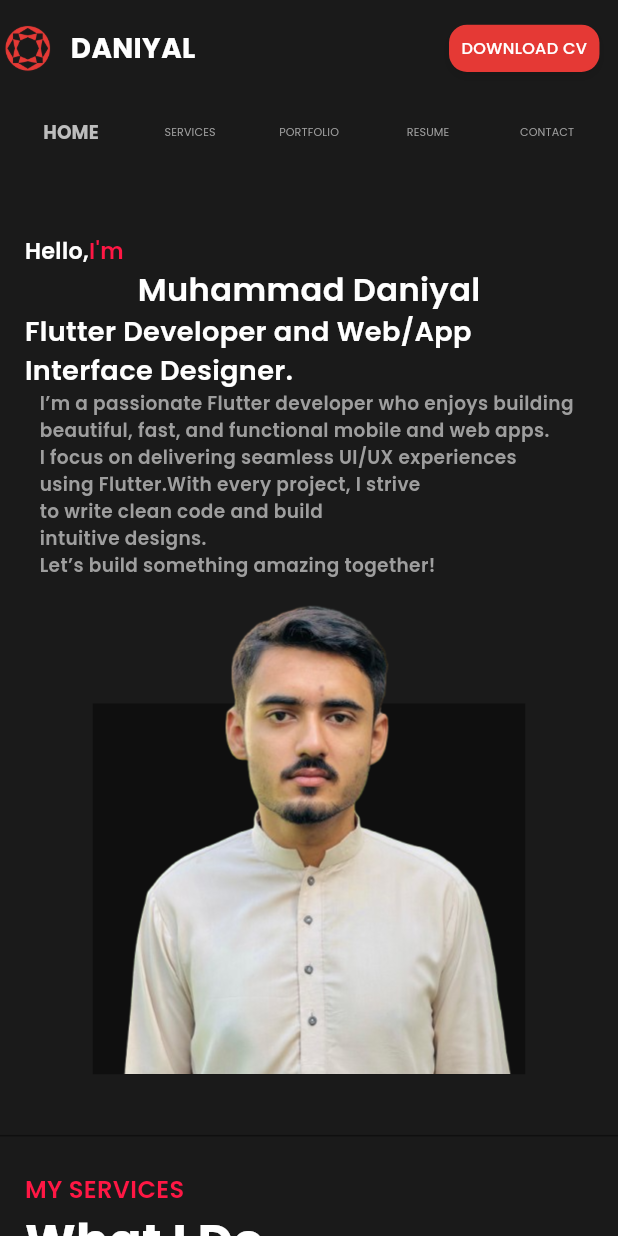
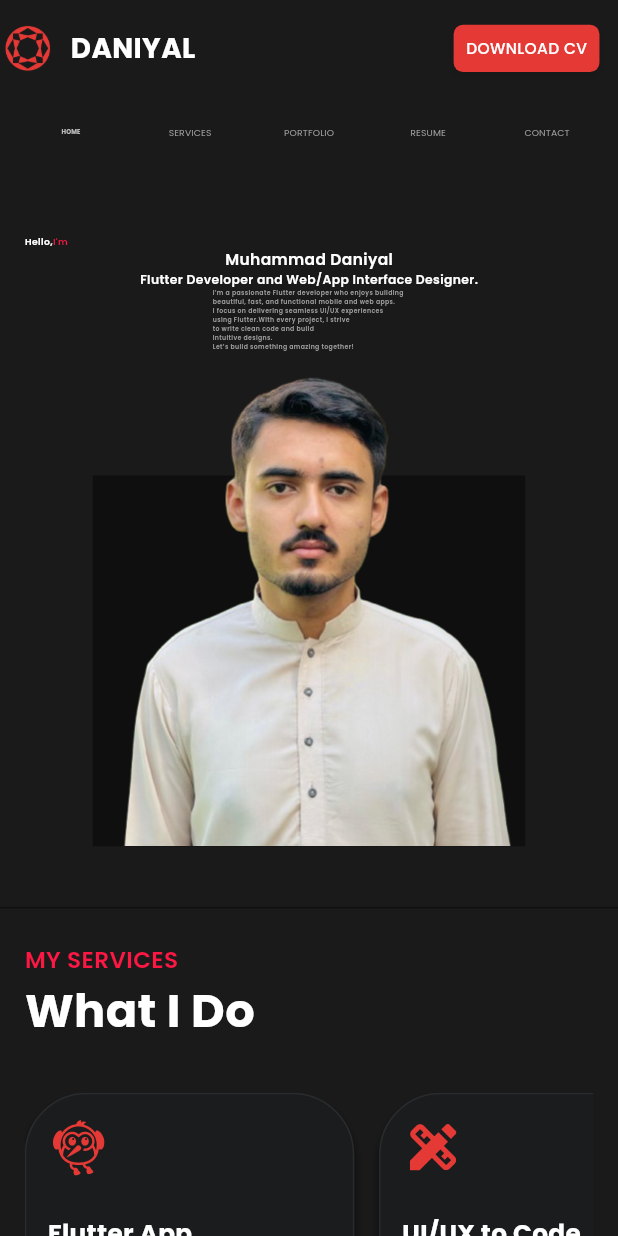
Before and after one commit to Daniyal842/Portfolio, a Flutter app: the screen it shows after launch, on a phone screen of 412 x 824 dp. Run offline on Flutter 3.47's test engine with Material 3 defaults, Android fonts, the phone set to English and light mode, and no system bars; our stand-ins replace get, go_router, google_fonts.

Commit message:
continue working

```diff
--- a/lib/core/utils/dimension_size.dart
+++ b/lib/core/utils/dimension_size.dart
@@ -7,37 +7,18 @@ import 'media_queries.dart';
 class GetSize
 {
   static double getSmall(BuildContext context) {
+    return GetMediaQuary.getWidth(context) * 0.01;
+  }
+
+  static double getMediam(BuildContext context) {
     return GetMediaQuary.getWidth(context) * 0.015;
   }
 
-  static double getMediam(BuildContext context) {
-    return GetMediaQuary.getWidth(context) * 0.018;
-  }
-
   static double getLarge(BuildContext context) {
-    return GetMediaQuary.getWidth(context) * 0.022;
+    return GetMediaQuary.getWidth(context) * 0.02;
   }
 
   static double getSLarge(BuildContext context) {
-    return GetMediaQuary.getWidth(context) * 0.026;
+    return GetMediaQuary.getWidth(context) * 0.025;
   }
 }
-
-class GetSize2
-{
-  static double getSmall(BuildContext context) {
-    return GetMediaQuary.getHight(context) * 0.015;
-  }
-
-  static double getMediam(BuildContext context) {
-    return GetMediaQuary.getHight(context) * 0.018;
-  }
-
-  static double getLarge(BuildContext context) {
-    return GetMediaQuary.getHight(context) * 0.022;
-  }
-
-  static double getSLarge(BuildContext context) {
-    return GetMediaQuary.getHight(context) * 0.026;
-  }
-}
--- a/lib/core/widget/container_button.dart
+++ b/lib/core/widget/container_button.dart
@@ -16,6 +16,9 @@ class ContainerButton extends StatelessWidget {
   final double? iconSize;
   final double? fontSize;
   final EdgeInsetsGeometry? padding;
+  final double? borderRadius;
+  final EdgeInsetsGeometry? margin;
+
 
   const ContainerButton({
     super.key,
@@ -29,7 +32,9 @@ class ContainerButton extends StatelessWidget {
     this.iconData,
     this.iconSize,
     this.fontSize,
-    this.padding
+    this.padding,
+    this.borderRadius,
+    this.margin
   });
 
   @override
@@ -40,7 +45,7 @@ class ContainerButton extends StatelessWidget {
     return GestureDetector(
       onTap: onTap,
       child: Container(
-        margin: EdgeInsets.symmetric(
+        margin: margin?? EdgeInsets.symmetric(
           horizontal: width * 0.03,
           vertical: height * 0.02,
         ),
@@ -50,7 +55,7 @@ class ContainerButton extends StatelessWidget {
         ),
         decoration: BoxDecoration(
           color: bgColor,
-          borderRadius: BorderRadius.circular(12),
+          borderRadius: BorderRadius.circular(borderRadius?? GetMediaQuary.getWidth(context)*0.015),
           boxShadow: [
             BoxShadow(
               color: Colors.black.withOpacity(0.1),
--- a/lib/core/widget/custom_appbar/custom_appbar.dart
+++ b/lib/core/widget/custom_appbar/custom_appbar.dart
@@ -21,9 +21,9 @@ class CustomAppBar extends StatelessWidget implements PreferredSizeWidget {
   Widget build(BuildContext context) {
     double width = GetMediaQuary.getWidth(context);
 
-    if (width >= 1100) {
+    if (width >= 1024) {
       return DesktopAppBar(selected: selected, onSelect: onSelect);
-    } else if (width >= 500) {
+    } else if (width >= 600) {
       return TabletAppBar(selected: selected, onSelect: onSelect);
     } else {
       return MobileAppBar(selected: selected, onSelect: onSelect);
--- a/lib/core/widget/custom_appbar/mobile_appbar.dart
+++ b/lib/core/widget/custom_appbar/mobile_appbar.dart
@@ -51,26 +51,6 @@ class MobileAppBar extends StatelessWidget {
                   ),
                 ],
               ),
-              // InkWell(
-              //   onTap: () {
-              //     // Add your CV download logic here
-              //   },
-              //   borderRadius: BorderRadius.circular(20),
-              //   child: Container(
-              //     padding:
-              //     const EdgeInsets.symmetric(horizontal: 12, vertical: 8),
-              //     decoration: BoxDecoration(
-              //       color: AppColors.redAccent,
-              //       borderRadius: BorderRadius.circular(20),
-              //     ),
-              //     child: TextComponent(
-              //       text: "DOWNLOAD CV",
-              //       fontSize: width * 0.035,
-              //       fontWeight: FontWeight.w500,
-              //       color: Colors.white,
-              //     ),
-              //   ),
-              // ),
               ContainerButton(
                   onTap: (){},
                   text: "DOWNLOAD CV",
@@ -90,35 +70,35 @@ class MobileAppBar extends StatelessWidget {
             children: [
               NavTextButton(
                 text: "HOME",
-                bfontSize: selected==1? GetSize2.getSmall(context):GetSize.getMediam(context),
+                bfontSize: selected==1? GetSize.getSmall(context):GetSize.getMediam(context),
                 selectedIndex: selected,
                 currentIndex: 1,
                 onTap: () => onSelect(1),
               ),
               NavTextButton(
                 text: "SERVICES",
-                bfontSize: selected==2? GetSize2.getSmall(context):GetSize.getMediam(context),
+                bfontSize: selected==2? GetSize.getSmall(context):GetSize.getMediam(context),
                 selectedIndex: selected,
                 currentIndex: 2,
                 onTap: () => onSelect(2),
               ),
               NavTextButton(
                 text: "PORTFOLIO",
-                bfontSize: selected==3? GetSize2.getSmall(context):GetSize.getMediam(context),
+                bfontSize: selected==3? GetSize.getSmall(context):GetSize.getMediam(context),
                 selectedIndex: selected,
                 currentIndex: 3,
                 onTap: () => onSelect(3),
               ),
               NavTextButton(
                 text: "RESUME",
-                bfontSize: selected==4? GetSize2.getSmall(context):GetSize.getMediam(context),
+                bfontSize: selected==4? GetSize.getSmall(context):GetSize.getMediam(context),
                 selectedIndex: selected,
                 currentIndex: 4,
                 onTap: () => onSelect(4),
               ),
               NavTextButton(
                 text: "CONTACT",
-                bfontSize: selected==5? GetSize2.getSmall(context):GetSize.getMediam(context),
+                bfontSize: selected==5? GetSize.getSmall(context):GetSize.getMediam(context),
                 selectedIndex: selected,
                 currentIndex: 5,
                 onTap: () => onSelect(5),
--- a/lib/core/widget/responsive-layout.dart
+++ b/lib/core/widget/responsive-layout.dart
@@ -15,10 +15,10 @@ class ResponsiveLayoutWidget extends StatelessWidget {
   Widget build(BuildContext context) {
     return LayoutBuilder(
       builder: (context, constraints) {
-        if (constraints.maxWidth < 500) {
+        if (constraints.maxWidth < 600) {
           print("Loading: Mobile layout");
           return mobile;
-        } else if (constraints.maxWidth < 1100) {
+        } else if (constraints.maxWidth < 1024) {
           print("Loading: Tablet layout");
           return tablet;
         } else {
--- a/lib/views/page_1/page-1-mobile.dart
+++ b/lib/views/page_1/page-1-mobile.dart
@@ -26,23 +26,23 @@ class MobilePageOne extends StatelessWidget {
             children: [
               TextComponent(
                 text: "Hello,",
-                fontSize: GetSize2.getMediam(context),
+                fontSize: GetSize.getMediam(context),
               ),
               TextComponent(
                 text: "I'm",
                 color: AppColors.redAccent,
-                fontSize: GetSize2.getMediam(context),
+                fontSize: GetSize.getMediam(context),
               ),
             ],
           ),
           TextComponent(
             text: "Muhammad Daniyal",
             // fontWeight: FontWeight.bold,
-            fontSize: GetSize2.getSLarge(context),
+            fontSize: GetSize.getSLarge(context),
           ),
           TextComponent(
             text: "Flutter Developer and Web/App Interface Designer.",
-            fontSize: GetSize2.getLarge(context),
+            fontSize: GetSize.getLarge(context),
           ),
           TextComponent(
             text: "I’m a passionate Flutter developer who enjoys building \n"
@@ -53,7 +53,7 @@ class MobilePageOne extends StatelessWidget {
                 "intuitive designs.\n"
                 "Let’s build something amazing together!",
             color: AppColors.grey,
-            fontSize: GetSize2.getSmall(context),
+            fontSize: GetSize.getSmall(context),
           ),
           Stack(
             alignment: Alignment.bottomCenter,
--- a/lib/views/page_2/page_2_mobile.dart
+++ b/lib/views/page_2/page_2_mobile.dart
@@ -101,7 +101,7 @@ class _MobilePageTwoState extends State<MobilePageTwo> {
                           fontSize: GetSize.getLarge(context)*2,
                           fontWeight: FontWeight.w700,
                         ),
-                        SizedBox(height: GetMediaQuary.getHight(context) * 0.04),
+                        SizedBox(height: GetMediaQuary.getHight(context) * 0.03),
                         TextComponent(
                           text: item['description'],
                           fontWeight: FontWeight.w400,
@@ -112,46 +112,6 @@ class _MobilePageTwoState extends State<MobilePageTwo> {
                       ],
                     ),
                 );
-                // return Container(
-                //   width: GetMediaQuary.getWidth(context) * 0.65,
-                //   padding: EdgeInsets.all(GetMediaQuary.getWidth(context) * 0.035),
-                //   decoration: BoxDecoration(
-                //     color: AppColors.card,
-                //     borderRadius: BorderRadius.circular(GetMediaQuary.getWidth(context) * 0.03),
-                //     border: Border.all(color: AppColors.border),
-                //     boxShadow: [
-                //       BoxShadow(
-                //         color: AppColors.shadow,
-                //         blurRadius: GetMediaQuary.getWidth(context) * 0.01,
-                //         offset: Offset(0, GetMediaQuary.getHight(context) * 0.006),
-                //       ),
-                //     ],
-                //   ),
-                //   child: Column(
-                //     crossAxisAlignment: CrossAxisAlignment.start,
-                //     children: [
-                //       Icon(
-                //         item['icon'],
-                //         size: GetSize.getSLarge(context)*4,
-                //         color: AppColors.iconRed,
-                //       ),
-                //       SizedBox(height: GetMediaQuary.getHight(context) * 0.03),
-                //       TextComponent(
-                //         text: item['title'],
-                //         fontSize: GetSize.getLarge(context)*2,
-                //         fontWeight: FontWeight.w700,
-                //       ),
-                //       SizedBox(height: GetMediaQuary.getHight(context) * 0.04),
-                //       TextComponent(
-                //         text: item['description'],
-                //         fontWeight: FontWeight.w400,
-                //         fontSize: GetSize.getSLarge(context)*1.5,
-                //         color: AppColors.grey,
-                //         maxLines: 10,
-                //       ),
-                //     ],
-                //   ),
-                // );
               },
             ),
           ),
```
Also changed, not shown: lib/core/widget/custom_appbar/tablet_appbar.dart (+74 -31 lines), lib/assets/logo2.png (added).
